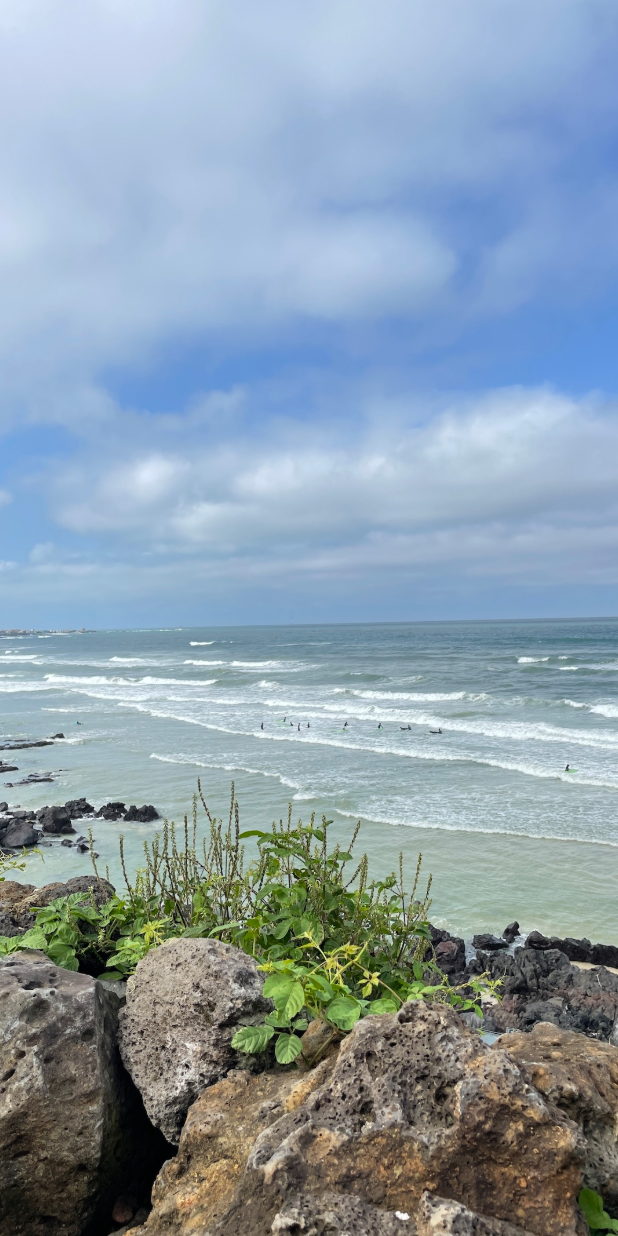
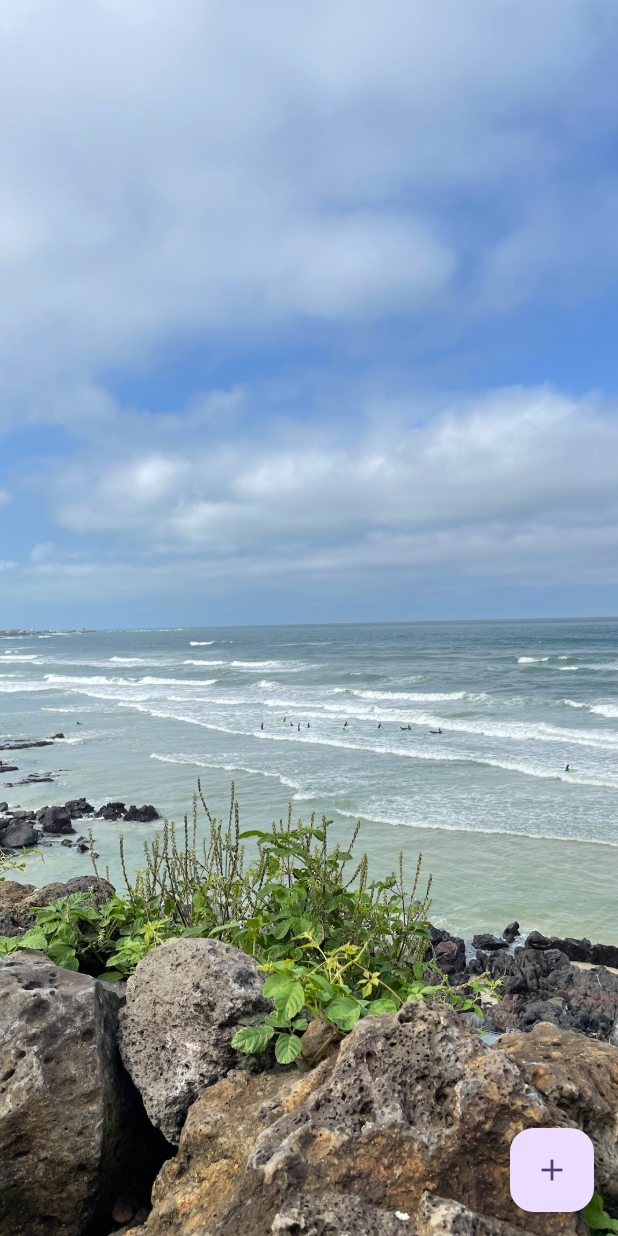
Before and after one commit to ilsong963/flutter_image_carousel, a Flutter app: the screen it shows after launch, on a phone screen of 412 x 824 dp. Run offline on Flutter 3.47's test engine with Material 3 defaults, Android fonts, the phone set to English and light mode, and no system bars; our stand-ins replace image_picker.

Commit message:
image picker 추가

```diff
--- a/lib/screen/home_screen.dart
+++ b/lib/screen/home_screen.dart
@@ -1,7 +1,10 @@
 import 'dart:async';
+import 'dart:io';
 
 import 'package:flutter/material.dart';
 import 'package:flutter/services.dart';
+import 'package:image_picker/image_picker.dart';
+
 class HomeScreen extends StatefulWidget {
   const HomeScreen({super.key});
 
@@ -11,34 +14,53 @@ class HomeScreen extends StatefulWidget {
 
 class _HomeScreenState extends State<HomeScreen> {
   final PageController _pageController = PageController();
+  List<Widget> imageList = [];
+
   @override
   void initState() {
     // TODO: implement initState
     super.initState();
+
+    _initializeImage();
+
     Timer.periodic(const Duration(seconds: 3), (timer) {
-
       int? nextPage = _pageController.page?.toInt();
-    if(nextPage == null){
+      print(nextPage);
+      if (nextPage == null) {
         return;
       }
 
-    if(nextPage >= 4) {
+      if (nextPage >= imageList.length - 1) {
         nextPage = 0;
-    }
-    else{
+      } else {
         nextPage++;
       }
       _pageController.animateToPage(nextPage, duration: const Duration(milliseconds: 300), curve: Curves.ease);
     });
   }
+
+  _initializeImage() {
+    imageList = [1, 2, 3, 4, 5].map((number) => Image.asset('asset/img/image_$number.jpeg', fit: BoxFit.cover)).toList();
+  }
+
   @override
   Widget build(BuildContext context) {
     SystemChrome.setSystemUIOverlayStyle(SystemUiOverlayStyle.light);
     return Scaffold(
+        floatingActionButton: FloatingActionButton(onPressed: () => addImage(), child: const Icon(Icons.add)),
         body: PageView(
           controller: _pageController,
-          children: [1, 2, 3, 4, 5].map((number) => Image.asset('asset/img/image_$number.jpeg',
-              fit:BoxFit.cover)).toList(),
+          children: imageList,
         ));
   }
+
+  void addImage() async {
+    final ImagePicker picker = ImagePicker();
+    final XFile? image = await picker.pickImage(source: ImageSource.gallery);
+    if (image == null) {
+      return;
     }
+
+    imageList.add(Image.file(File(image.path), fit: BoxFit.cover));
+  }
+}
--- a/pubspec.yaml
+++ b/pubspec.yaml
@@ -46,6 +46,7 @@ dev_dependencies:
   # package. See that file for information about deactivating specific lint
   # rules and activating additional ones.
   flutter_lints: ^4.0.0
+  image_picker: ^1.1.2
 
 # For information on the generic Dart part of this file, see the
 # following page: https://dart.dev/tools/pub/pubspec
```
Also changed, not shown: pubspec.lock, 5 other files. Lines whose indentation alone changed are shown as unchanged.
